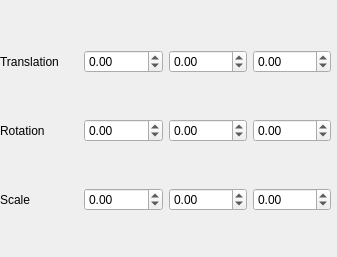
This is Project1/componenttransform.ui in MarcLF/CuteTProject1 as Qt 5 draws it before an edit. The edited form follows.
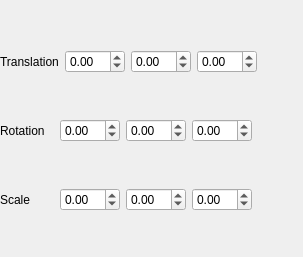
This is the edited form.

Patch:
```diff
--- a/Project1/componenttransform.ui
+++ b/Project1/componenttransform.ui
@@ -6,7 +6,7 @@
    <rect>
     <x>0</x>
     <y>0</y>
-    <width>337</width>
+    <width>303</width>
     <height>257</height>
    </rect>
   </property>
@@ -18,7 +18,7 @@
     <rect>
      <x>0</x>
      <y>10</y>
-     <width>331</width>
+     <width>291</width>
      <height>241</height>
     </rect>
    </property>
@@ -34,6 +34,12 @@
       </item>
       <item>
        <widget class="QDoubleSpinBox" name="XTranslate">
+        <property name="maximumSize">
+         <size>
+          <width>60</width>
+          <height>16777215</height>
+         </size>
+        </property>
         <property name="minimum">
          <double>-100.000000000000000</double>
         </property>
@@ -44,6 +50,12 @@
       </item>
       <item>
        <widget class="QDoubleSpinBox" name="YTranslate">
+        <property name="maximumSize">
+         <size>
+          <width>60</width>
+          <height>16777215</height>
+         </size>
+        </property>
         <property name="minimum">
          <double>-100.000000000000000</double>
         </property>
@@ -54,6 +66,12 @@
       </item>
       <item>
        <widget class="QDoubleSpinBox" name="ZTranslate">
+        <property name="maximumSize">
+         <size>
+          <width>60</width>
+          <height>16777215</height>
+         </size>
+        </property>
         <property name="minimum">
          <double>-100.000000000000000</double>
         </property>
@@ -62,6 +80,19 @@
         </property>
        </widget>
       </item>
+      <item>
+       <spacer name="horizontalSpacer_2">
+        <property name="orientation">
+         <enum>Qt::Horizontal</enum>
+        </property>
+        <property name="sizeHint" stdset="0">
+         <size>
+          <width>40</width>
+          <height>20</height>
+         </size>
+        </property>
+       </spacer>
+      </item>
      </layout>
     </item>
     <item>
@@ -81,6 +112,12 @@
       </item>
       <item>
        <widget class="QDoubleSpinBox" name="XRotate">
+        <property name="maximumSize">
+         <size>
+          <width>60</width>
+          <height>16777215</height>
+         </size>
+        </property>
         <property name="minimum">
          <double>-100.000000000000000</double>
         </property>
@@ -91,6 +128,12 @@
       </item>
       <item>
        <widget class="QDoubleSpinBox" name="YRotate">
+        <property name="maximumSize">
+         <size>
+          <width>60</width>
+          <height>16777215</height>
+         </size>
+        </property>
         <property name="minimum">
          <double>-100.000000000000000</double>
         </property>
@@ -101,6 +144,12 @@
       </item>
       <item>
        <widget class="QDoubleSpinBox" name="ZRotate">
+        <property name="maximumSize">
+         <size>
+          <width>60</width>
+          <height>16777215</height>
+         </size>
+        </property>
         <property name="minimum">
          <double>-100.000000000000000</double>
         </property>
@@ -109,6 +158,19 @@
         </property>
        </widget>
       </item>
+      <item>
+       <spacer name="horizontalSpacer">
+        <property name="orientation">
+         <enum>Qt::Horizontal</enum>
+        </property>
+        <property name="sizeHint" stdset="0">
+         <size>
+          <width>458</width>
+          <height>20</height>
+         </size>
+        </property>
+       </spacer>
+      </item>
      </layout>
     </item>
     <item>
@@ -128,6 +190,12 @@
       </item>
       <item>
        <widget class="QDoubleSpinBox" name="XScale">
+        <property name="maximumSize">
+         <size>
+          <width>60</width>
+          <height>16777215</height>
+         </size>
+        </property>
         <property name="minimum">
          <double>-100.000000000000000</double>
         </property>
@@ -138,6 +206,12 @@
       </item>
       <item>
        <widget class="QDoubleSpinBox" name="YScale">
+        <property name="maximumSize">
+         <size>
+          <width>60</width>
+          <height>16777215</height>
+         </size>
+        </property>
         <property name="minimum">
          <double>-100.000000000000000</double>
         </property>
@@ -148,6 +222,12 @@
       </item>
       <item>
        <widget class="QDoubleSpinBox" name="ZScale">
+        <property name="maximumSize">
+         <size>
+          <width>60</width>
+          <height>16777215</height>
+         </size>
+        </property>
         <property name="minimum">
          <double>-100.000000000000000</double>
         </property>
@@ -156,6 +236,19 @@
         </property>
        </widget>
       </item>
+      <item>
+       <spacer name="horizontalSpacer_3">
+        <property name="orientation">
+         <enum>Qt::Horizontal</enum>
+        </property>
+        <property name="sizeHint" stdset="0">
+         <size>
+          <width>40</width>
+          <height>20</height>
+         </size>
+        </property>
+       </spacer>
+      </item>
      </layout>
     </item>
    </layout>
```
